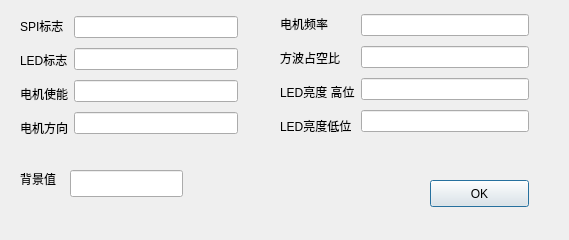
This is xyzmy/working/test.ui in marxsu/IFMA as Qt 5 draws it before an edit. The edited form follows.
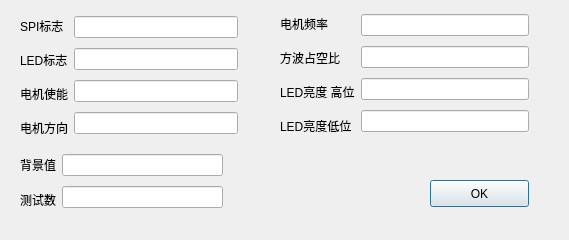
This is the edited form.

Patch:
```diff
--- a/xyzmy/working/test.ui
+++ b/xyzmy/working/test.ui
@@ -26,30 +26,7 @@
     <string>OK</string>
    </property>
   </widget>
-  <widget class="QLabel" name="label">
-   <property name="geometry">
-    <rect>
-     <x>20</x>
-     <y>170</y>
-     <width>67</width>
-     <height>17</height>
-    </rect>
-   </property>
-   <property name="text">
-    <string>背景值</string>
-   </property>
-  </widget>
-  <widget class="QLineEdit" name="mbindi">
-   <property name="geometry">
-    <rect>
-     <x>70</x>
-     <y>170</y>
-     <width>113</width>
-     <height>27</height>
-    </rect>
-   </property>
-  </widget>
-  <widget class="QWidget" name="">
+  <widget class="QWidget" name="layoutWidget">
    <property name="geometry">
     <rect>
      <x>20</x>
@@ -109,7 +86,7 @@
     </item>
    </layout>
   </widget>
-  <widget class="QWidget" name="">
+  <widget class="QWidget" name="layoutWidget">
    <property name="geometry">
     <rect>
      <x>280</x>
@@ -169,6 +146,50 @@
     </item>
    </layout>
   </widget>
+  <widget class="QWidget" name="">
+   <property name="geometry">
+    <rect>
+     <x>20</x>
+     <y>150</y>
+     <width>203</width>
+     <height>64</height>
+    </rect>
+   </property>
+   <layout class="QHBoxLayout" name="horizontalLayout_3">
+    <item>
+     <layout class="QVBoxLayout" name="verticalLayout_5">
+      <item>
+       <widget class="QLabel" name="label">
+        <property name="text">
+         <string>背景值</string>
+        </property>
+       </widget>
+      </item>
+      <item>
+       <widget class="QLabel" name="label_2">
+        <property name="text">
+         <string>测试数</string>
+        </property>
+       </widget>
+      </item>
+     </layout>
+    </item>
+    <item>
+     <layout class="QVBoxLayout" name="verticalLayout_6">
+      <item>
+       <widget class="QLineEdit" name="mbindi"/>
+      </item>
+      <item>
+       <widget class="QLineEdit" name="m_testCount">
+        <property name="text">
+         <string/>
+        </property>
+       </widget>
+      </item>
+     </layout>
+    </item>
+   </layout>
+  </widget>
  </widget>
  <resources/>
  <connections/>
```
